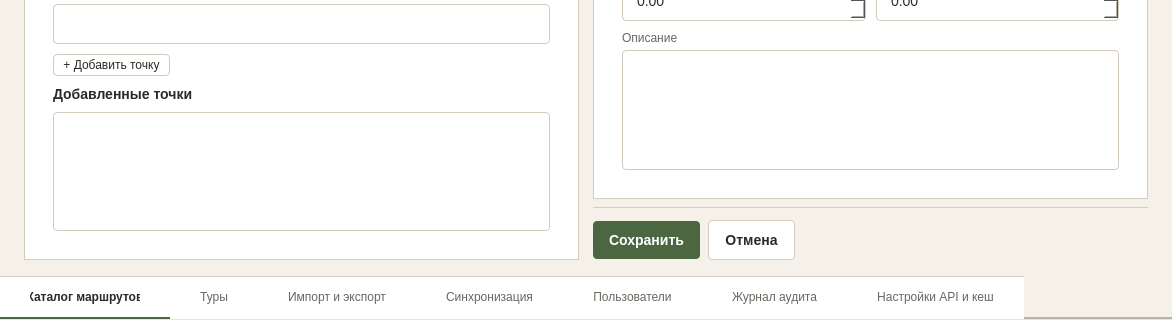
Qt form ui/windows/create_route_window.ui (nikolas-po/legends_parma) before a commit; both pictures show x 0 to 1172 and y 353 to 673 of the 1172 by 673 pixel window.
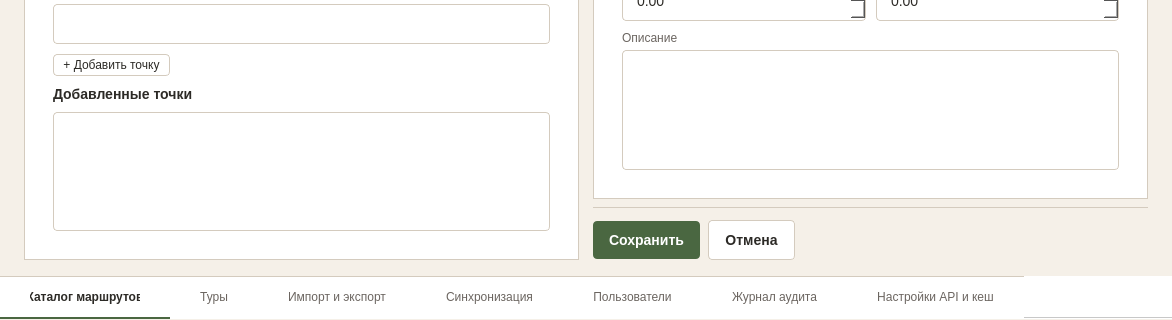
The same form after that commit. The open tabs and pages were chosen to show the change. Icons and pictures are not drawn.

The edit to the form file:
```diff
--- a/ui/windows/create_route_window.ui
+++ b/ui/windows/create_route_window.ui
@@ -403,7 +403,7 @@
       <property name="currentIndex"><number>3</number></property>
       <property name="usesScrollButtons"><bool>false</bool></property>
       <property name="tabsClosable"><bool>false</bool></property>
-      <property name="drawBase" stdset="0"><bool>false</bool></property>
+      <property name="documentMode"><bool>true</bool></property>
       <widget class="QWidget" name="tab_8"><attribute name="title"><string>Каталог маршрутов</string></attribute></widget>
       <widget class="QWidget" name="tab_9"><attribute name="title"><string>Туры</string></attribute></widget>
       <widget class="QWidget" name="tab_10"><attribute name="title"><string>Импорт и экспорт</string></attribute></widget>
```
Left out of the diff: 24 changed lines with no effect on the pictures.
